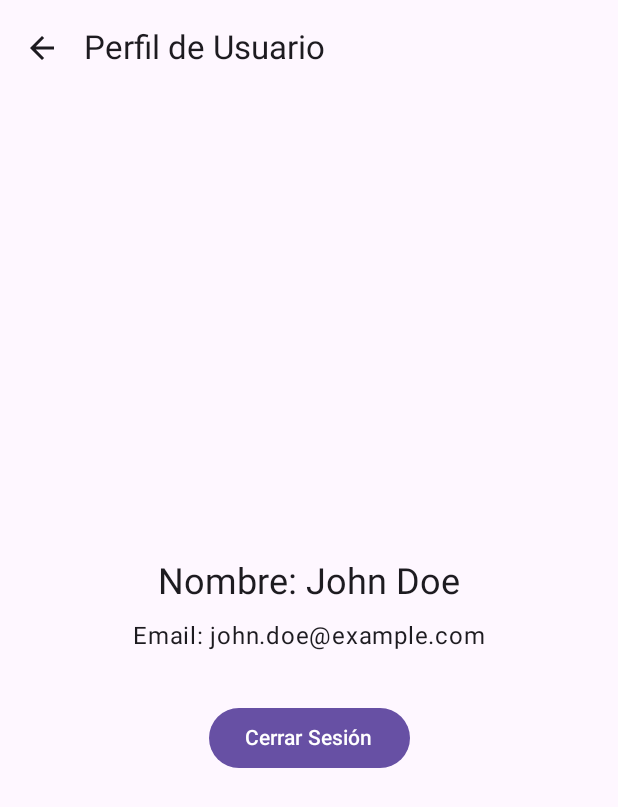
After one commit to Nosst-bot/gymtok, an Android app built with Jetpack Compose: the PantallaPerfilUsuario screen opened through its navigation route, on a phone screen of 412 x 824 dp. The commit adds this screen. Shown: the top 807 px of the screen. Run offline under Robolectric (Android 15) with nearby library versions, the phone set to English and light mode, and no system bars.

Commit message:
Menu home actualizado y creando PantallaPerfilUsuario.kt

```diff
--- a/app/src/main/java/com/example/gym_tok/view/AppNavHost.kt
+++ b/app/src/main/java/com/example/gym_tok/view/AppNavHost.kt
@@ -1,11 +1,9 @@
 package com.example.gym_tok.view
 
 import androidx.compose.runtime.Composable
-import androidx.navigation.NavType
 import androidx.navigation.compose.NavHost
 import androidx.navigation.compose.composable
 import androidx.navigation.compose.rememberNavController
-import androidx.navigation.navArgument
 
 @Composable
 fun AppNavHost() {
@@ -16,13 +14,17 @@ fun AppNavHost() {
         startDestination = "login"
     ){
         composable("login"){ PantallaLogin(navController) }
-        //Register
+
         composable("register"){ FormularioRegistro(navController)}
 
-        composable("home"){ PantallaHome(
+        composable("home"){ PantallaHome(navController) }
+
+        composable("perfil"){PantallaPerfilUsuario(
             onCerrarSesion = {
-                navController.navigate("login"){popUpTo("home"){inclusive = true} }
-            }
+                navController.navigate("login"){popUpTo(0) }
+            },
+            onVolver = {navController.popBackStack()}
         )}
+
     }
 }
--- /dev/null
+++ b/app/src/main/java/com/example/gym_tok/view/PantallaPerfilUsuario.kt
@@ -0,0 +1,56 @@
+package com.example.gym_tok.view
+
+import androidx.compose.foundation.layout.Arrangement
+import androidx.compose.foundation.layout.Column
+import androidx.compose.foundation.layout.Spacer
+import androidx.compose.foundation.layout.fillMaxSize
+import androidx.compose.foundation.layout.height
+import androidx.compose.foundation.layout.padding
+import androidx.compose.material.icons.Icons
+import androidx.compose.material.icons.filled.ArrowBack
+import androidx.compose.material3.Button
+import androidx.compose.material3.ExperimentalMaterial3Api
+import androidx.compose.material3.Icon
+import androidx.compose.material3.IconButton
+import androidx.compose.material3.MaterialTheme
+import androidx.compose.material3.Scaffold
+import androidx.compose.material3.Text
+import androidx.compose.material3.TopAppBar
+import androidx.compose.runtime.Composable
+import androidx.compose.ui.Alignment
+import androidx.compose.ui.Modifier
+import androidx.compose.ui.unit.dp
+
+@OptIn(ExperimentalMaterial3Api::class)
+@Composable
+fun PantallaPerfilUsuario(onCerrarSesion: () -> Unit, onVolver: () -> Unit) {
+    Scaffold(
+        topBar = {
+            TopAppBar(
+                title = { Text("Perfil de Usuario") },
+                navigationIcon = {
+                    IconButton(onClick = onVolver) {
+                        Icon(Icons.Filled.ArrowBack, contentDescription = "Volver")
+                    }
+                }
+            )
+        }
+    ) { paddingValues ->
+        Column(
+            modifier = Modifier
+                .fillMaxSize()
+                .padding(paddingValues)
+                .padding(16.dp),
+            horizontalAlignment = Alignment.CenterHorizontally,
+            verticalArrangement = Arrangement.Center
+        ) {
+            Text("Nombre: John Doe", style = MaterialTheme.typography.headlineSmall)
+            Spacer(modifier = Modifier.height(8.dp))
+            Text("Email: john.doe@example.com", style = MaterialTheme.typography.bodyLarge)
+            Spacer(modifier = Modifier.height(32.dp))
+            Button(onClick = onCerrarSesion) {
+                Text("Cerrar Sesión")
+            }
+        }
+    }
+}
```
Also changed, not shown: app/src/main/java/com/example/gym_tok/view/PantallaHome.kt (+15 -25 lines), app/src/main/java/com/example/gym_tok/view/PantallaRegistro.kt (+6 -10 lines), app/src/main/java/com/example/gym_tok/view/PantallaSocial.kt (+3 -17 lines).
